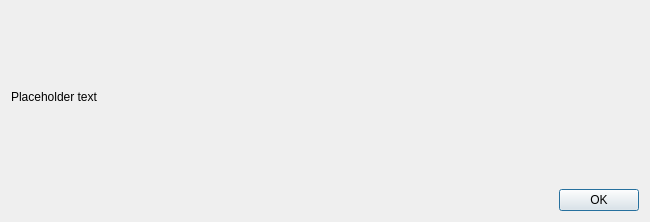
The window that src/qt/forms/startoptionsdialog.ui (devaultcrypto/devault) describes before a commit, drawn with Qt 5.
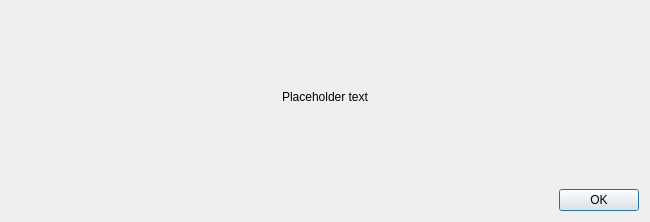
The same window after the commit.

Diff of the .ui file:
```diff
--- a/src/qt/forms/startoptionsdialog.ui
+++ b/src/qt/forms/startoptionsdialog.ui
@@ -6,7 +6,7 @@
    <rect>
     <x>0</x>
     <y>0</y>
-    <width>598</width>
+    <width>650</width>
     <height>222</height>
    </rect>
   </property>
@@ -37,6 +37,9 @@
      <property name="textFormat">
       <enum>Qt::RichText</enum>
      </property>
+     <property name="alignment">
+      <set>Qt::AlignCenter</set>
+     </property>
      <property name="wordWrap">
       <bool>true</bool>
      </property>
```
